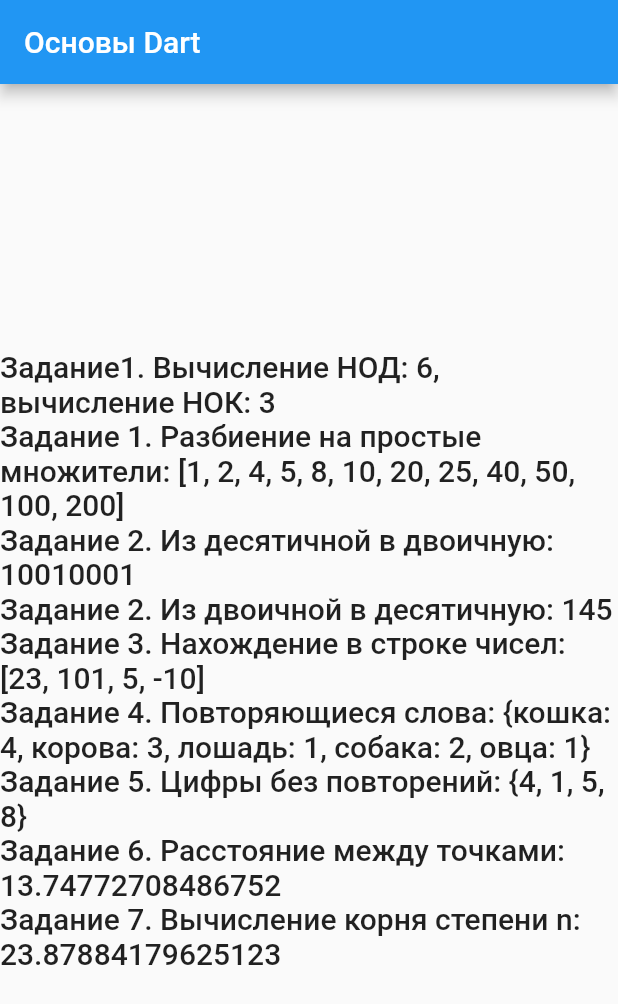
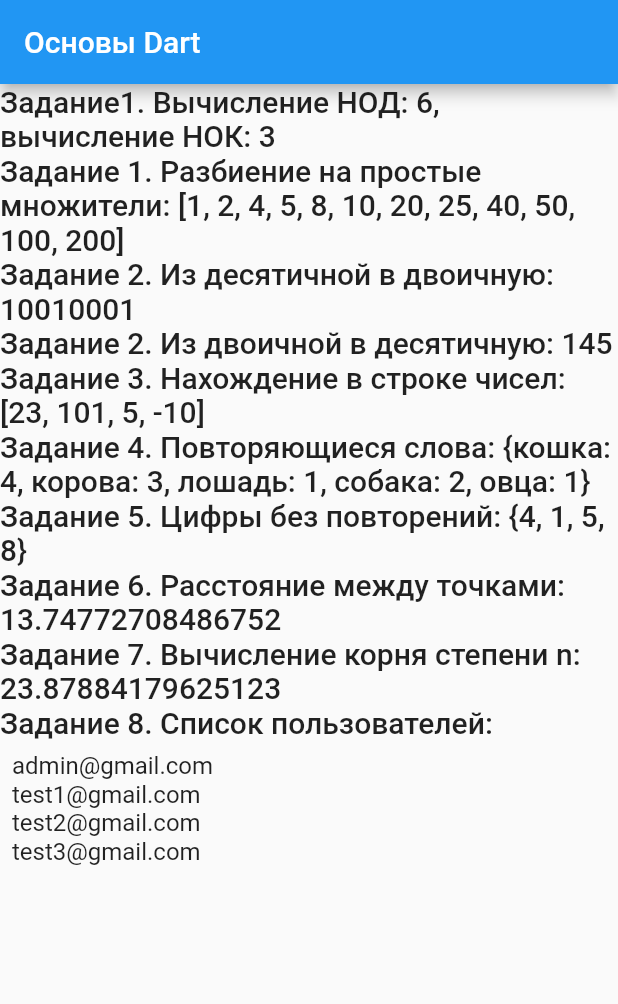
Before and after one commit to olgasadyreva/Dart_basics, a Flutter app: the screen it shows after launch, on a phone screen of 412 x 824 dp. Shown: the top 1004 px of the screen. Run offline on Flutter 3.47's test engine with Material 2 defaults, Android fonts, the phone set to English and light mode, and no system bars.

Commit message:
changed user

```diff
--- a/lib/main.dart
+++ b/lib/main.dart
@@ -37,6 +37,7 @@ class MyHomePage extends StatefulWidget {
 }
 
 class _MyHomePageState extends State<MyHomePage> {
+  List<dynamic> users = [];
 
   @override
   Widget build(BuildContext context) {
@@ -69,22 +70,19 @@ class _MyHomePageState extends State<MyHomePage> {
       print('Невозможно извлечь корень. Ошибка: $e');
     }
 
-    final admin = AdminUser('admin@gmail.com');
 
-    final user1 = UserManager().addUser('test1@gmail.com');
-    final user2 = UserManager().addUser('test2@gmail.com');
-    final user3 = UserManager().addUser('test3@gmail.com');
-    final user4 = UserManager().addUser('test4@gmail.com');
-    final user5 = UserManager().addUser('admin@gmail.com');
+      final admin = AdminUser('admin@gmail.com');
+      final user1 = User('test1@gmail.com');
+      final user2 = User('test2@gmail.com');
+      final user3 = User('test3@gmail.com');
+      var manager = UserManager();
 
+      manager.addUser(admin);
+      manager.addUser(user1);
+      manager.addUser(user2);
+      manager.addUser(user3);
 
-    var result11 = admin.getMailSystem();
-    print(result11);
-
-    print(UserManager().getListEmail());
-
-
-
+      users = manager.getListEmail();
 
     return Scaffold(
       appBar: AppBar(
@@ -131,10 +129,25 @@ class _MyHomePageState extends State<MyHomePage> {
               'Задание 7. Вычисление корня степени n: $result10',
               style: Theme.of(context).textTheme.headline6,
             ),
-
+            Text(
+              'Задание 8. Список пользователей:',
+              style: Theme.of(context).textTheme.headline6,
+            ),
+            Container(
+              height: 600,
+              child: ListView.builder(
+                  scrollDirection: Axis.vertical,
+                  shrinkWrap: true,
+                  padding: const EdgeInsets.all(8),
+                  itemCount: users.length,
+                  itemBuilder: (BuildContext context, int index) {
+                    return Text(users[index].email.toString(), style: TextStyle(fontSize: 16));
+                  }
+              ),
+            )
           ],
         ),
       ),
     );
   }
-}
+  }
--- a/lib/user.dart
+++ b/lib/user.dart
@@ -26,7 +26,6 @@ class UserManager<T extends User> {
 
   addUser(email) {
     users.add(email);
-    print(users);
     return users;
   }
 
@@ -37,14 +36,13 @@ class UserManager<T extends User> {
 
   getListEmail() {
     users.forEach((user) => {
-      if(user == 'admin@gmail.com') {
-        users.add(user.getMailSystem()),
-        print(user.getMailSystem())
-      } else {
-        users.add(user.email),
-        print(user.email)
+      if (user.runtimeType == AdminUser) {
+        print('admin'),
+        user = user.getMailSystem(),
+        print(user)
       }
     });
+
     return users;
   }
 }
```
